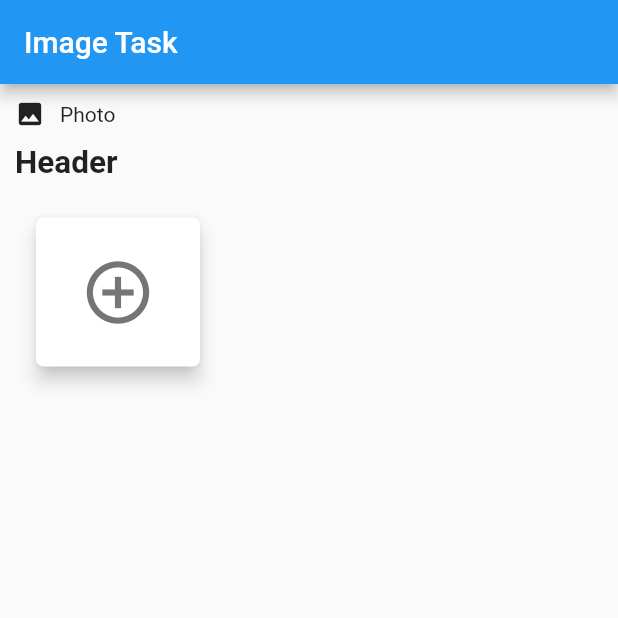
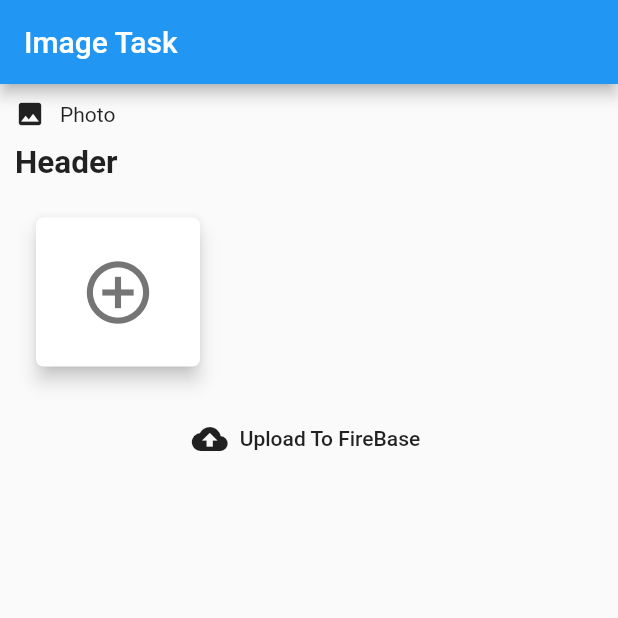
Before and after one commit to PritomKumar/Software-Project-Lab-3, a Flutter app: the screen it shows after launch, on a phone screen of 412 x 824 dp, the top half of it. Run offline on Flutter 3.47's test engine with Material 2 defaults, Android fonts, the phone set to English and light mode, and no system bars; our stand-ins replace cloud_firestore, file_picker, firebase_auth, firebase_core, firebase_storage, flutter_rating_bar and 9 more; accounts and stored records are empty.

Commit message:
Initialize upload list tile

```diff
--- a/App/earn_easy/lib/TestPage/image_task.dart
+++ b/App/earn_easy/lib/TestPage/image_task.dart
@@ -1,5 +1,7 @@
 import 'dart:io';
 
+import 'package:earneasy/TestPage/upload_download_multiple_file.dart';
+import 'package:firebase_storage/firebase_storage.dart';
 import 'package:flutter/cupertino.dart';
 import 'package:flutter/material.dart';
 import 'package:font_awesome_flutter/font_awesome_flutter.dart';
@@ -21,6 +23,8 @@ class _ImageTaskState extends State<ImageTask>
   bool isItemAvailable = false;
   File _imageFile;
   List<File> _imageFileList = List<File>();
+  GlobalKey<ScaffoldState> _scaffoldKey = GlobalKey();
+  List<StorageUploadTask> _tasks = <StorageUploadTask>[];
 
   //Select an image via gallery or camera
   Future<void> _pickFromCamera() async {
@@ -80,12 +84,6 @@ class _ImageTaskState extends State<ImageTask>
         ));
 
     return croppedFile ?? imageFile;
-  }
-
-  _clear() {
-    setState(() {
-      _imageFile = null;
-    });
   }
 
   Future<void> _selectImageSource() async {
@@ -160,6 +158,15 @@ class _ImageTaskState extends State<ImageTask>
   @override
   Widget build(BuildContext context) {
     super.build(context);
+    final List<Widget> uploadFileTileList = <Widget>[];
+    _tasks.forEach((StorageUploadTask task) {
+      final Widget tile = UploadTaskListTile(
+        task: task,
+        onDismissed: () => setState(() => _tasks.remove(task)),
+        onDownload: () => null,
+      );
+      uploadFileTileList.add(tile);
+    });
     return Scaffold(
       appBar: AppBar(
         title: Text("Image Task"),
@@ -273,9 +280,9 @@ class _ImageTaskState extends State<ImageTask>
                                     FontAwesomeIcons.solidEdit,
                                     color: Colors.blueAccent,
                                   ),
-                                  onPressed: () async{
-                                     File croppedImage = await
-                                        _cropImage(_imageFileList[index]);
+                                  onPressed: () async {
+                                    File croppedImage =
+                                        await _cropImage(_imageFileList[index]);
                                     setState(() {
                                       _imageFileList[index] = croppedImage;
                                     });
@@ -288,6 +295,18 @@ class _ImageTaskState extends State<ImageTask>
                 },
               ),
             ),
+            Align(
+              alignment: Alignment.bottomCenter,
+              child: FlatButton.icon(
+                label: Text("Upload To FireBase"),
+                icon: Icon(Icons.cloud_upload),
+                onPressed: () async {},
+              ),
+            ),
+            ListView(
+              shrinkWrap: true,
+              children: uploadFileTileList,
+            )
           ],
         ),
       ),
```
